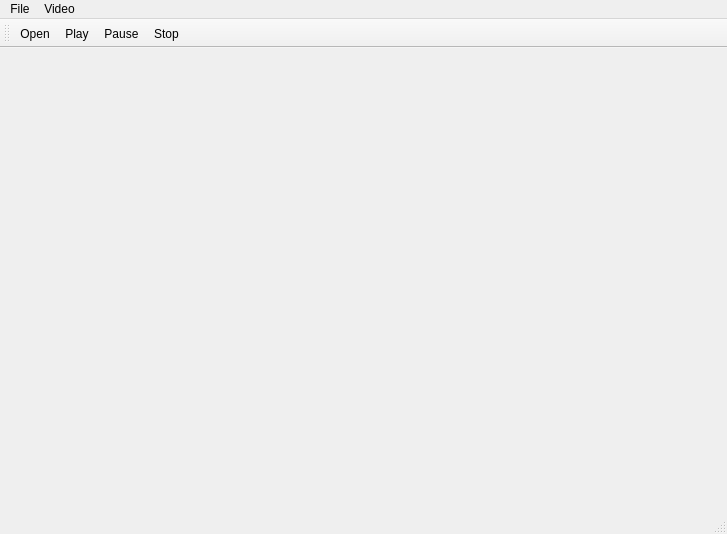
Qt form mainwindow.ui (42Miles/my-videoplayer) before a commit.
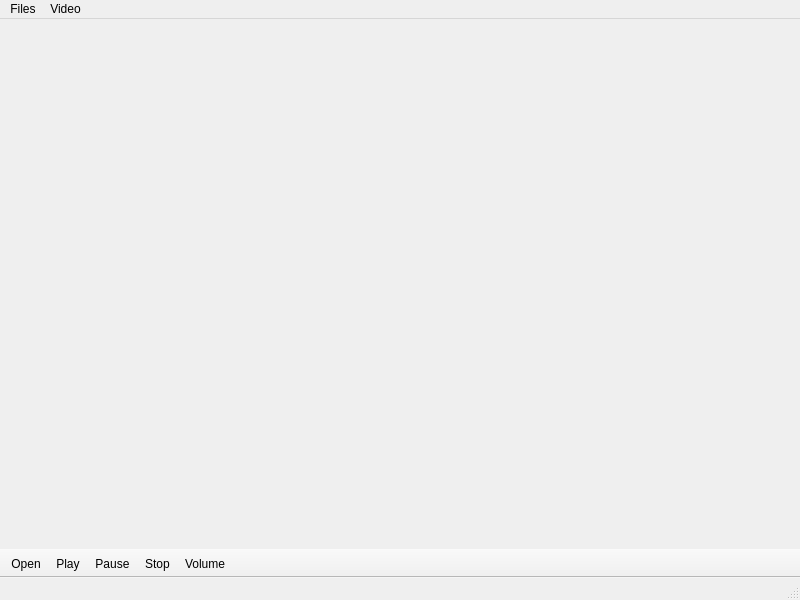
The same form after that commit. Icons and pictures are not drawn.

What changed in the file:
```diff
--- a/mainwindow.ui
+++ b/mainwindow.ui
@@ -6,30 +6,26 @@
    <rect>
     <x>0</x>
     <y>0</y>
-    <width>727</width>
-    <height>534</height>
+    <width>800</width>
+    <height>600</height>
    </rect>
   </property>
   <property name="windowTitle">
    <string>MainWindow</string>
   </property>
-  <widget class="QWidget" name="centralwidget">
-   <property name="enabled">
-    <bool>true</bool>
-   </property>
-  </widget>
+  <widget class="QWidget" name="centralwidget"/>
   <widget class="QMenuBar" name="menubar">
    <property name="geometry">
     <rect>
      <x>0</x>
      <y>0</y>
-     <width>727</width>
+     <width>800</width>
      <height>24</height>
     </rect>
    </property>
-   <widget class="QMenu" name="menuFile">
+   <widget class="QMenu" name="menuFiles">
     <property name="title">
-     <string>File</string>
+     <string>Files</string>
     </property>
     <addaction name="actionOpen"/>
    </widget>
@@ -41,7 +37,7 @@
     <addaction name="actionPause"/>
     <addaction name="actionStop"/>
    </widget>
-   <addaction name="menuFile"/>
+   <addaction name="menuFiles"/>
    <addaction name="menuVideo"/>
   </widget>
   <widget class="QStatusBar" name="statusbar"/>
@@ -49,8 +45,11 @@
    <property name="windowTitle">
     <string>toolBar</string>
    </property>
+   <property name="movable">
+    <bool>false</bool>
+   </property>
    <attribute name="toolBarArea">
-    <enum>TopToolBarArea</enum>
+    <enum>BottomToolBarArea</enum>
    </attribute>
    <attribute name="toolBarBreak">
     <bool>false</bool>
@@ -59,6 +58,7 @@
    <addaction name="actionPlay"/>
    <addaction name="actionPause"/>
    <addaction name="actionStop"/>
+   <addaction name="actionVolume"/>
   </widget>
   <action name="actionOpen">
    <property name="icon">
@@ -99,6 +99,24 @@
     <string>Stop</string>
    </property>
   </action>
+  <action name="actionPause">
+   <property name="icon">
+    <iconset resource="rsources.qrc">
+     <normaloff>:/icons/icons/noun_pause_64198.png</normaloff>:/icons/icons/noun_pause_64198.png</iconset>
+   </property>
+   <property name="text">
+    <string>Pause</string>
+   </property>
+  </action>
+  <action name="actionVolume">
+   <property name="icon">
+    <iconset resource="rsources.qrc">
+     <normaloff>:/icons/icons/volume.png</normaloff>:/icons/icons/volume.png</iconset>
+   </property>
+   <property name="text">
+    <string>Volume</string>
+   </property>
+  </action>
  </widget>
  <resources>
   <include location="resources.qrc"/>
```
Left out of the diff: 17 changed lines with no effect on the pictures.
